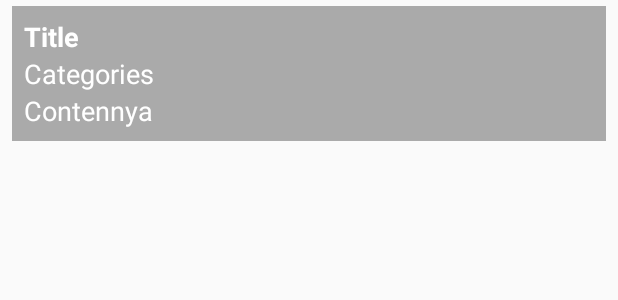
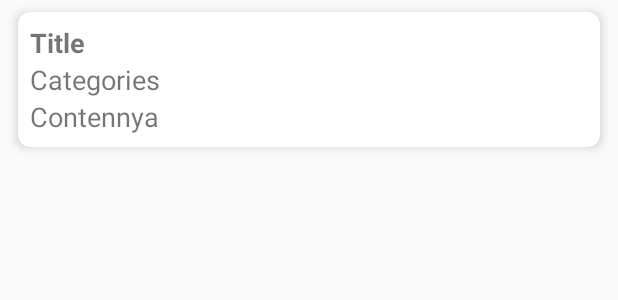
Before and after one commit to Abikayusri/MyRepository, an Android app: the layout item_content.xml on its own in the app's theme, with its tools: preview values and no code run, on a phone screen of 412 x 824 dp. Shown: the top 300 px of the screen. Run offline under Robolectric (Android 15) with nearby library versions, the phone set to English and light mode, and no system bars.

Commit message:
Edit item content

```diff
--- a/app/src/main/res/layout/activity_add_content.xml
+++ b/app/src/main/res/layout/activity_add_content.xml
@@ -46,6 +46,6 @@
         android:id="@+id/btn_add_save"
         android:layout_width="match_parent"
         android:layout_height="wrap_content"
-        android:text="@string/label_save"/>
+        android:text="@string/label_add"/>
 
 </LinearLayout>
--- a/app/src/main/res/layout/activity_main.xml
+++ b/app/src/main/res/layout/activity_main.xml
@@ -3,6 +3,7 @@
     xmlns:tools="http://schemas.android.com/tools"
     android:layout_width="match_parent"
     android:layout_height="match_parent"
+    android:background="@color/colorGray"
     tools:context=".ui.main.MainActivity">
 
     <ProgressBar
--- a/app/src/main/res/layout/item_content.xml
+++ b/app/src/main/res/layout/item_content.xml
@@ -1,26 +1,26 @@
 <?xml version="1.0" encoding="utf-8"?>
-<LinearLayout xmlns:android="http://schemas.android.com/apk/res/android"
+<androidx.cardview.widget.CardView xmlns:android="http://schemas.android.com/apk/res/android"
     xmlns:tools="http://schemas.android.com/tools"
     android:layout_width="match_parent"
     android:layout_height="wrap_content"
+    xmlns:app="http://schemas.android.com/apk/res-auto"
     android:orientation="vertical"
-    android:layout_marginTop="4dp"
-    android:layout_marginStart="8dp"
-    android:layout_marginEnd="8dp"
-    >
+    android:layout_marginTop="8dp"
+    android:layout_marginStart="12dp"
+    android:layout_marginEnd="12dp"
+    app:cardElevation="4dp"
+    app:cardCornerRadius="8dp">
 
     <LinearLayout
         android:layout_width="match_parent"
         android:layout_height="match_parent"
         android:orientation="vertical"
-        android:padding="8dp"
-        android:background="@android:color/darker_gray">
+        android:padding="8dp">
 
         <TextView
             android:id="@+id/tv_item_title"
             android:layout_width="match_parent"
             android:layout_height="wrap_content"
-            android:textColor="@android:color/white"
             android:textSize="18sp"
             android:textStyle="bold"
             tools:text="Title" />
@@ -29,7 +29,6 @@
             android:id="@+id/tv_item_categories"
             android:layout_width="match_parent"
             android:layout_height="wrap_content"
-            android:textColor="@android:color/white"
             android:textSize="18sp"
             tools:text="Categories" />
 
@@ -37,8 +36,7 @@
             android:id="@+id/tv_item_content"
             android:layout_width="match_parent"
             android:layout_height="wrap_content"
-            android:textColor="@android:color/white"
             android:textSize="18sp"
             tools:text="Contennya" />
     </LinearLayout>
-</LinearLayout>
+</androidx.cardview.widget.CardView>
--- a/app/src/main/res/values/colors.xml
+++ b/app/src/main/res/values/colors.xml
@@ -3,4 +3,7 @@
     <color name="colorPrimary">#008577</color>
     <color name="colorPrimaryDark">#00574B</color>
     <color name="colorAccent">#D81B60</color>
+
+    <!-- Background -->
+    <color name="colorGray">#EAE7EB</color>
 </resources>
--- a/app/src/main/res/values/strings.xml
+++ b/app/src/main/res/values/strings.xml
@@ -4,4 +4,5 @@
     <string name="label_categories">Category</string>
     <string name="label_save">Save</string>
     <string name="label_content">Content</string>
+    <string name="label_add">Add</string>
 </resources>
```
Also changed, not shown: app/src/main/java/com/project/myretrofit/ui/main/MainAdapter.kt (+7 -7 lines).
